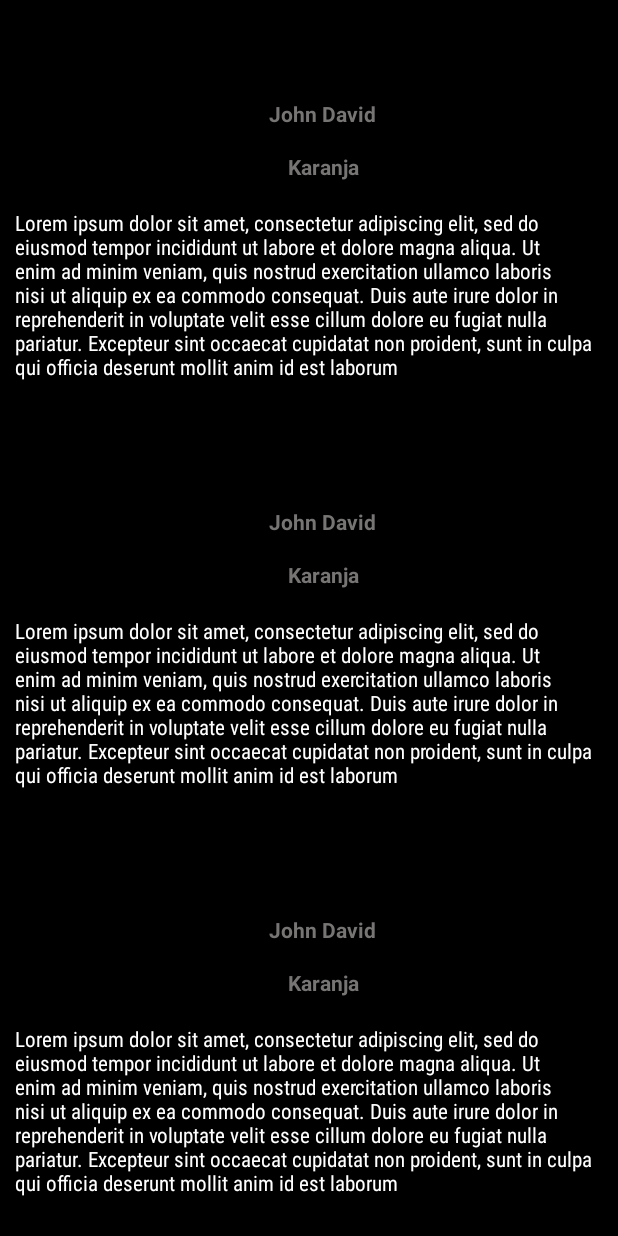
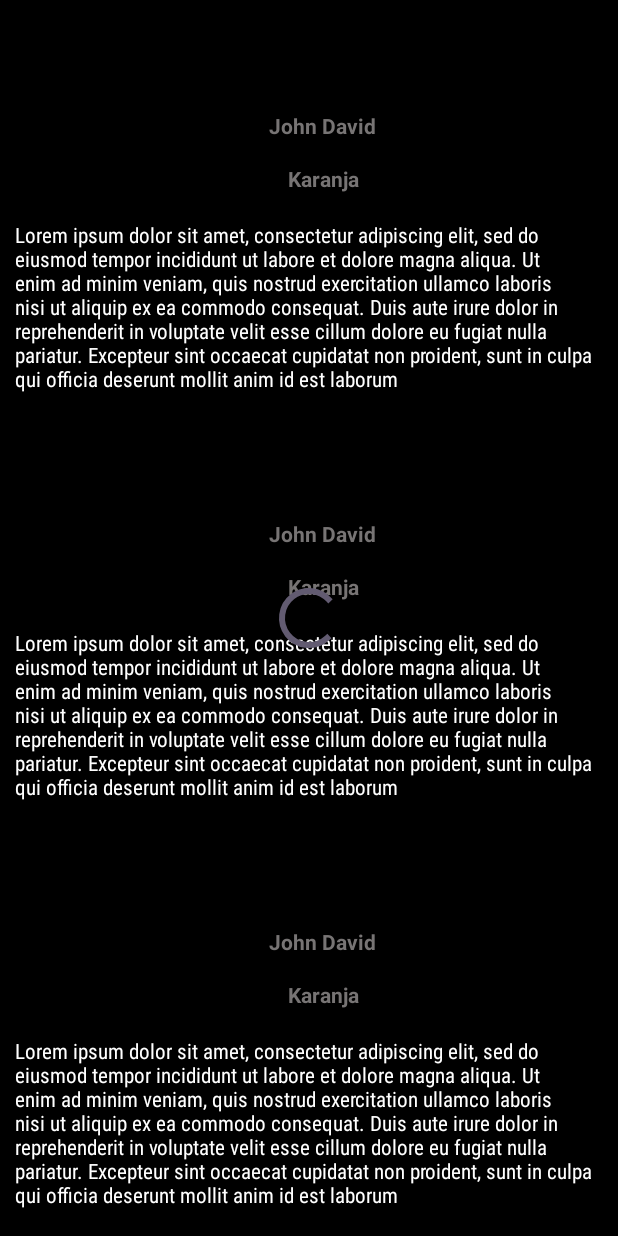
Before and after one commit to Peter-cloud-web/EducativeCourseProject, an Android app: the layout fragment_reviews.xml on its own in the app's theme, with its tools: preview values and no code run, on a phone screen of 412 x 824 dp. Run offline under Robolectric (Android 15) with nearby library versions, the phone set to English and light mode, and no system bars; Roboto replaces fonts that are not available here.

Commit message:
Add progress bar

```diff
--- a/app/src/main/res/layout/fragment_reviews.xml
+++ b/app/src/main/res/layout/fragment_reviews.xml
@@ -11,12 +11,22 @@
         android:id="@+id/recyclerview_reviews"
         android:layout_width="match_parent"
         android:layout_height="wrap_content"
-        tools:listitem="@layout/reviews_item"
         app:layout_constraintBottom_toBottomOf="parent"
         app:layout_constraintEnd_toEndOf="parent"
         app:layout_constraintHorizontal_bias="0.0"
         app:layout_constraintStart_toStartOf="parent"
         app:layout_constraintTop_toTopOf="parent"
-        app:layout_constraintVertical_bias="0.013" />
+        app:layout_constraintVertical_bias="1.0"
+        tools:listitem="@layout/reviews_item" />
+
+    <ProgressBar
+        android:id="@+id/progress"
+        android:layout_width="wrap_content"
+        android:layout_height="wrap_content"
+        android:layout_gravity="center"
+        app:layout_constraintBottom_toBottomOf="@+id/recyclerview_reviews"
+        app:layout_constraintEnd_toEndOf="@+id/recyclerview_reviews"
+        app:layout_constraintStart_toStartOf="parent"
+        app:layout_constraintTop_toTopOf="parent" />
 
 </androidx.constraintlayout.widget.ConstraintLayout>
```
